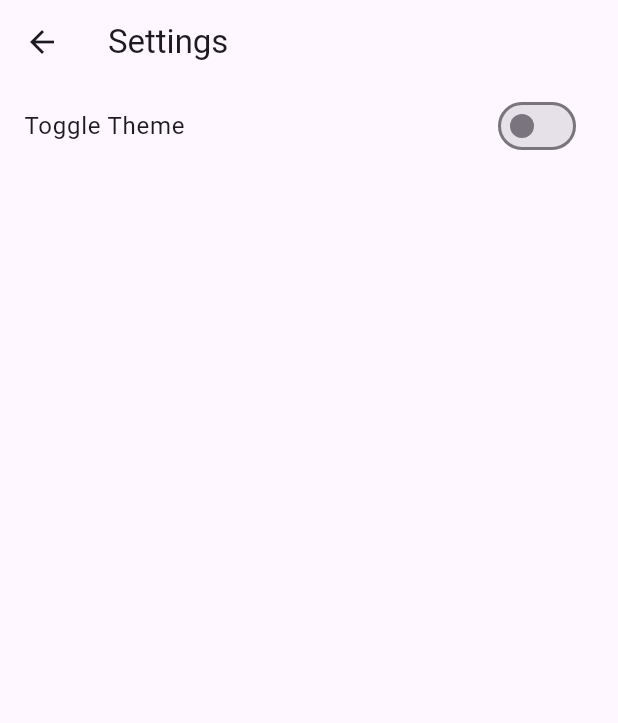
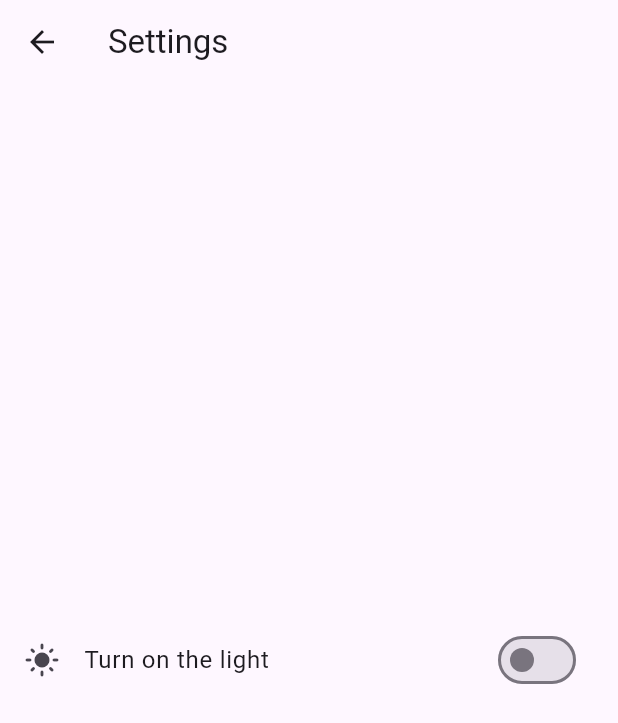
Before and after one commit to maikdejong/Examen_madkd, a Flutter app: the SettingsWidget screen opened directly, on a phone screen of 412 x 824 dp. Shown: the top 723 px of the screen. Run offline on Flutter 3.47's test engine with Material 2 defaults, Android fonts, the light colour scheme and no system bars.

Commit message:
SettingsWidget gestyled

```diff
--- a/lib/main.dart
+++ b/lib/main.dart
@@ -167,9 +167,11 @@ class _SettingsWidgetState extends State<SettingsWidget> {
         title: Text('Settings'),
       ),
       body: Column(
+        mainAxisAlignment: MainAxisAlignment.center,
         children: [
           ListTile(
-            title: Text('Toggle Theme'),
+            leading: _isSwitched ? Icon(Icons.dark_mode) : Icon(Icons.light_mode),
+            title: _isSwitched ? Text('Turn off the light') : Text('Turn on the light'),
             trailing: Switch(
               value: _isSwitched,
               onChanged: (value) {
```
